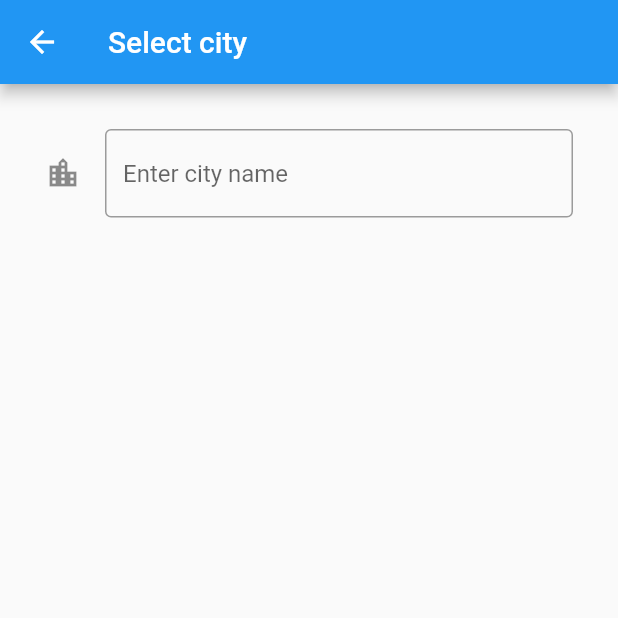
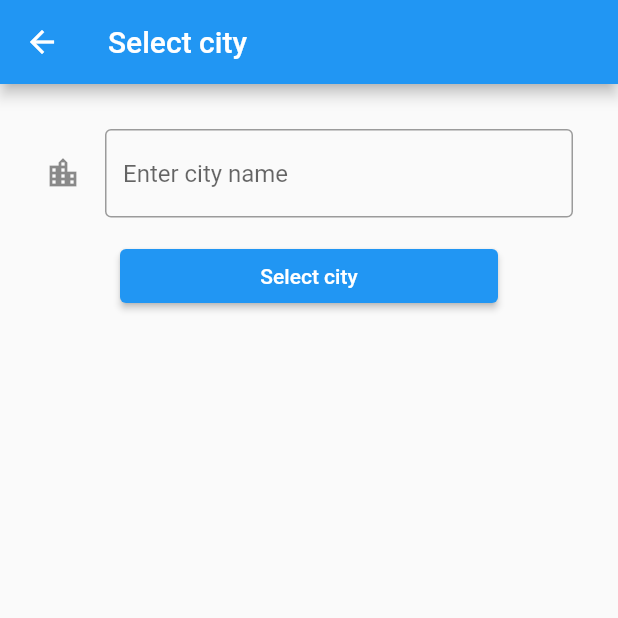
Before and after one commit to jazzman80/weather_report, a Flutter app: the CityScreen screen opened directly, on a phone screen of 412 x 824 dp, the top half of it. Run offline on Flutter 3.47's test engine with Material 2 defaults, Android fonts, the phone set to English and light mode, and no system bars; our stand-ins replace flutter_spinkit, geolocator; missing offline and left inert: dart:html; network calls fail.

```diff
--- a/lib/screens/city_screen.dart
+++ b/lib/screens/city_screen.dart
@@ -1,22 +1,54 @@
 import 'package:flutter/material.dart';
+import 'package:weather_report/services/weather_data.dart';
+import 'package:weather_report/services/weather.dart';
 
 class CityScreen extends StatelessWidget {
   const CityScreen({Key? key}) : super(key: key);
 
   @override
   Widget build(BuildContext context) {
+    late String _cityName;
+    late WeatherData _weatherData;
+
+    Future<void> updateWeatherData() async {
+      Weather weather = Weather();
+
+      _weatherData = await weather.getDataByCity(_cityName);
+    }
+
     return Scaffold(
       appBar: AppBar(
-        title: Text('Select city'),
+        title: const Text('Select city'),
       ),
       body: Container(
-        margin: EdgeInsets.all(30.0),
-        child: TextField(
-          decoration: InputDecoration(
-            icon: Icon(Icons.location_city),
-            hintText: 'Enter city name',
-          ),
-          onEditingComplete: () {},
+        margin: const EdgeInsets.all(30.0),
+        child: Column(
+          mainAxisAlignment: MainAxisAlignment.start,
+          crossAxisAlignment: CrossAxisAlignment.stretch,
+          children: [
+            TextField(
+              decoration: const InputDecoration(
+                icon: Icon(Icons.location_city),
+                hintText: 'Enter city name',
+              ),
+              onChanged: (value) {
+                _cityName = value;
+              },
+            ),
+            Padding(
+              padding: const EdgeInsets.symmetric(
+                vertical: 15.0,
+                horizontal: 50.0,
+              ),
+              child: ElevatedButton(
+                onPressed: () async {
+                  await updateWeatherData();
+                  Navigator.pop(context, _weatherData);
+                },
+                child: const Text('Select city'),
+              ),
+            ),
+          ],
         ),
       ),
     );
--- a/lib/services/location.dart
+++ b/lib/services/location.dart
@@ -1,8 +1,8 @@
 import 'package:geolocator/geolocator.dart';
 
 class Location {
-  double _longitude = 0;
-  double _latitude = 0;
+  late final double _longitude;
+  late final double _latitude;
 
   Future<void> getCurrentLocation() async {
     try {
@@ -10,7 +10,10 @@ class Location {
           desiredAccuracy: LocationAccuracy.lowest);
       _latitude = position.latitude;
       _longitude = position.longitude;
-    } catch (exception) {}
+    } catch (exception) {
+      _latitude = 0;
+      _longitude = 0;
+    }
   }
 
   double getLatitude() => _latitude;
--- /dev/null
+++ b/lib/services/weather_data.dart
@@ -0,0 +1,13 @@
+import 'package:flutter/material.dart';
+
+class WeatherData {
+  final String temperature;
+  final String name;
+  final IconData icon;
+
+  WeatherData({
+    required this.temperature,
+    required this.name,
+    required this.icon,
+  });
+}
```
Also changed, not shown: lib/screens/loading_screen.dart (+6 -12 lines), lib/screens/location_screen.dart (+12 -17 lines), lib/services/networking.dart (+5 -26 lines), lib/services/weather.dart (+31 -0 lines).
